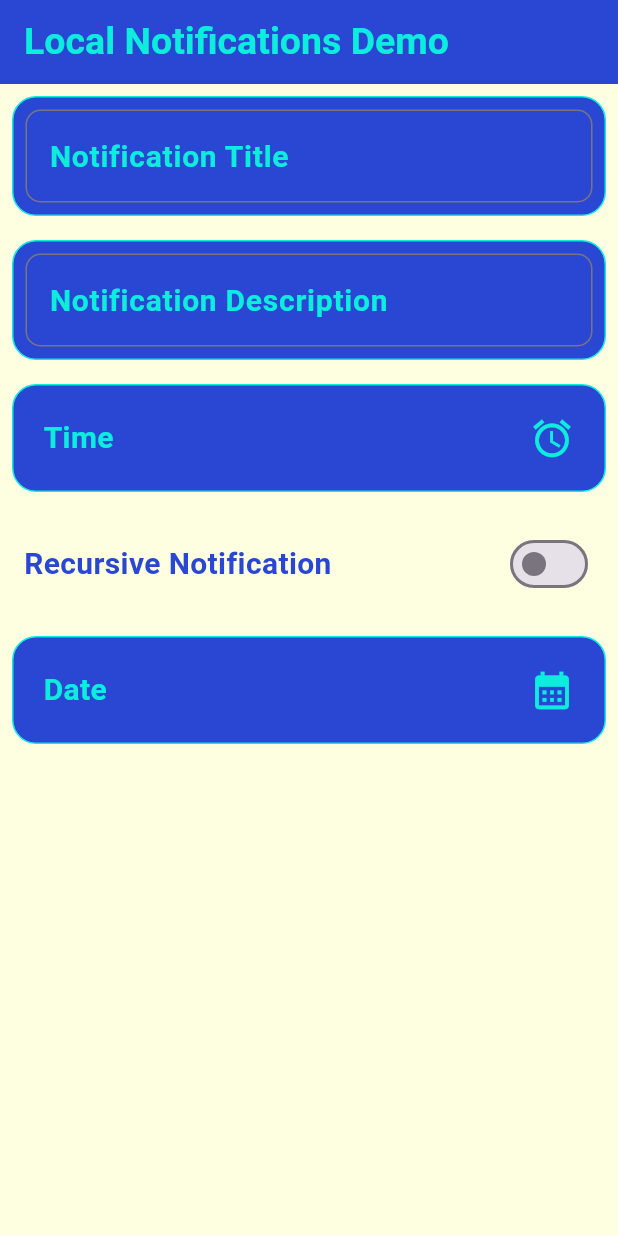
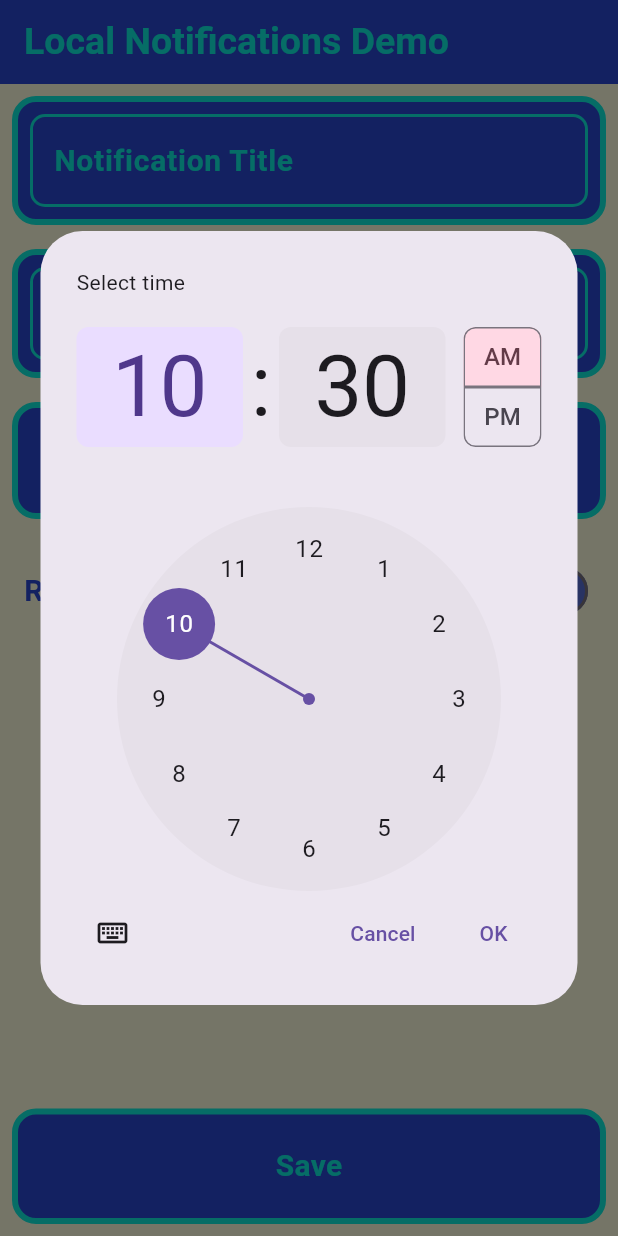
Before and after one commit to erolegerkan/flutter_local_notifications, a Flutter app: the screen it shows after launch, after a tap on the "add" icon, after a tap on "Time", on a phone screen of 412 x 824 dp. Run offline on Flutter 3.47's test engine with Material 3 defaults, Android fonts, the phone set to English and light mode, and no system bars; our stand-ins replace jiffy.

Commit message:
feat : add timepicker,datepicker features and new package jiffy

```diff
--- a/lib/core/widgets/custom_button.dart
+++ b/lib/core/widgets/custom_button.dart
@@ -2,30 +2,28 @@ import 'package:flutter/material.dart';
 import 'package:flutter_local_notification/core/colors/custom_colors.dart';
 
 class CustomButton extends StatelessWidget {
-  const CustomButton({
-    super.key,
-    required this.buttonText,
-    required this.buttonIcon,
-  });
+  const CustomButton({super.key, required this.buttonText, this.buttonIcon, required this.onTap});
 
   final String buttonText;
-  final IconData buttonIcon;
+  final IconData? buttonIcon;
+  final Function onTap;
 
   @override
   Widget build(BuildContext context) {
     return InkWell(
       borderRadius: BorderRadius.circular(16),
-      onTap: () {},
+      onTap: () => onTap(),
       child: Container(
         width: double.infinity,
         margin: EdgeInsets.all(8),
         padding: EdgeInsets.all(20),
         decoration: BoxDecoration(
           color: CustomColors.backgroundColor,
-          border: Border.all(color: CustomColors.foregroundColor),
+          border: Border.all(color: CustomColors.foregroundColor,width: 4),
           borderRadius: BorderRadius.circular(16),
         ),
-        child: Row(
+        child: buttonIcon != null
+            ? Row(
                 children: [
                   Text(
                     buttonText,
@@ -36,8 +34,22 @@ class CustomButton extends StatelessWidget {
                     ),
                   ),
                   const Spacer(),
-            Icon(buttonIcon, color: CustomColors.foregroundColor,size: 30,),
+                  Icon(
+                    buttonIcon,
+                    color: CustomColors.foregroundColor,
+                    size: 30,
+                  ),
                 ],
+              )
+            : Center(
+                child: Text(
+                  buttonText,
+                  style: TextStyle(
+                    color: CustomColors.foregroundColor,
+                    fontWeight: FontWeight.bold,
+                    fontSize: 20,
+                  ),
+                ),
               ),
       ),
     );
--- a/lib/core/widgets/custom_textfield.dart
+++ b/lib/core/widgets/custom_textfield.dart
@@ -16,7 +16,7 @@ class CustomTextfield extends StatelessWidget {
     return Container(
       decoration: BoxDecoration(
         color: CustomColors.backgroundColor,
-        border: Border.all(color: CustomColors.foregroundColor),
+        border: Border.all(color: CustomColors.foregroundColor,width: 4),
         borderRadius: BorderRadius.circular(16),
       ),
       margin: EdgeInsets.all(8),
@@ -24,7 +24,14 @@ class CustomTextfield extends StatelessWidget {
       child: TextField(
         controller: controller,
         decoration: InputDecoration(
-          border: OutlineInputBorder(
+          focusedBorder: OutlineInputBorder(
+            borderRadius: BorderRadius.circular(10),
+            borderSide: BorderSide(
+              color: CustomColors.foregroundColor,
+              width: 2,
+            ),
+          ),
+          enabledBorder: OutlineInputBorder(
             borderRadius: BorderRadius.circular(10),
             borderSide: BorderSide(
               color: CustomColors.foregroundColor,
--- a/lib/features/home/presentation/screens/home_screen.dart
+++ b/lib/features/home/presentation/screens/home_screen.dart
@@ -25,6 +25,8 @@ class HomeScreen extends StatelessWidget {
             backgroundColor: CustomColors.backgroundColor,
           ),
           floatingActionButton: homeScreenProviderModel.currentScreen == ScreenEnum.homeWidget ? Container(
+            width: 60,
+            height: 60,
             decoration: BoxDecoration(
               color: CustomColors.backgroundColor,
               border: Border.all(color: CustomColors.foregroundColor),
--- a/lib/features/home/presentation/widgets/new_notification_widget.dart
+++ b/lib/features/home/presentation/widgets/new_notification_widget.dart
@@ -2,6 +2,7 @@ import 'package:flutter/material.dart';
 import 'package:flutter_local_notification/core/colors/custom_colors.dart';
 import 'package:flutter_local_notification/core/widgets/custom_button.dart';
 import 'package:flutter_local_notification/core/widgets/custom_textfield.dart';
+import 'package:jiffy/jiffy.dart';
 
 class NewNotificationWidget extends StatefulWidget {
   const NewNotificationWidget({super.key});
@@ -11,12 +12,14 @@ class NewNotificationWidget extends StatefulWidget {
 }
 
 class _NewNotificationWidgetState extends State<NewNotificationWidget> {
+  TextEditingController titleController = TextEditingController();
+  TextEditingController descriptionController = TextEditingController();
+  bool isSwitchTurnedOn = false;
+  late TimeOfDay pickedTime;
+  late DateTime pickedDate;
+
   @override
   Widget build(BuildContext context) {
-    TextEditingController titleController = TextEditingController();
-    TextEditingController descriptionController = TextEditingController();
-    bool isSwitchTurnedOn = false;
-
     return Column(
       children: [
         CustomTextfield(
@@ -28,15 +31,30 @@ class _NewNotificationWidgetState extends State<NewNotificationWidget> {
           hintText: "Notification Description",
         ),
 
-        CustomButton(buttonText: "Time", buttonIcon: Icons.alarm),
+        CustomButton(buttonText: "Time", buttonIcon: Icons.alarm,onTap: () async {
+          pickedTime = (await showTimePicker(context: context, initialTime: TimeOfDay.now()))!;
+        },),
 
         Padding(
           padding: EdgeInsetsGeometry.all(16),
           child: Row(
             children: [
-              Text("Recursive Notification",style: TextStyle(fontWeight: FontWeight.bold,fontSize: 20,color: CustomColors.backgroundColor),),
+              Text(
+                "Recursive Notification",
+                style: TextStyle(
+                  fontWeight: FontWeight.bold,
+                  fontSize: 20,
+                  color: CustomColors.backgroundColor,
+                ),
+              ),
               const Spacer(),
               Switch(
+                // When switch is turned on
+                activeThumbColor: CustomColors.foregroundColor,
+                activeTrackColor : CustomColors.foregroundColor.withAlpha(120),
+                // When switch is turned off
+                inactiveThumbColor: CustomColors.backgroundColor,
+                inactiveTrackColor : CustomColors.backgroundColor.withAlpha(200),
                 value: isSwitchTurnedOn,
                 onChanged: (value) {
                   setState(() {
@@ -47,7 +65,15 @@ class _NewNotificationWidgetState extends State<NewNotificationWidget> {
             ],
           ),
         ),
-        CustomButton(buttonText: "Date", buttonIcon: Icons.calendar_month),
+        if (isSwitchTurnedOn)
+          CustomButton(buttonText: "Date", buttonIcon: Icons.calendar_month, onTap: () async {
+            pickedDate = (await showDatePicker(context: context, firstDate: DateTime.now(), lastDate: Jiffy.now().add(years: 30).dateTime))!;
+          },),
+
+        const Spacer(),
+        CustomButton(buttonText: "Save",onTap: (){
+
+        },),
       ],
     );
   }
--- a/pubspec.yaml
+++ b/pubspec.yaml
@@ -9,6 +9,7 @@ environment:
 dependencies:
   flutter:
     sdk: flutter
+  jiffy: ^6.4.4
   provider: ^6.1.5+1
 
 dev_dependencies:
```
Also changed, not shown: pubspec.lock. Lines whose indentation alone changed are shown as unchanged.
